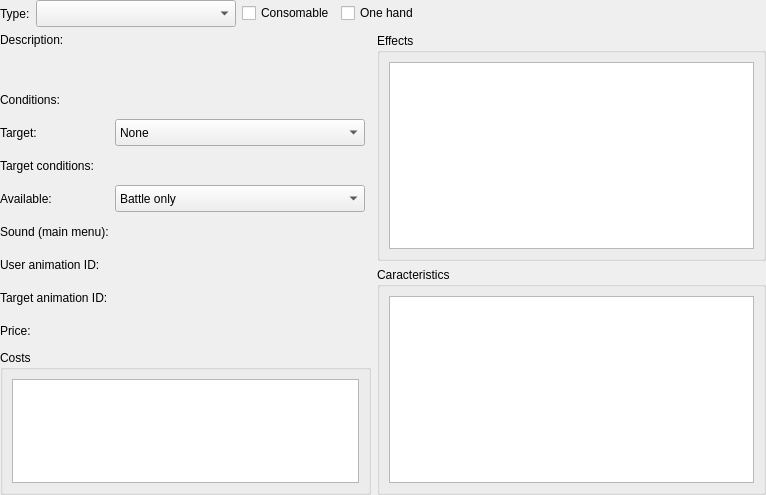
Qt form CustomWidgets/paneldatascommonskillitem.ui (RPG-Paper-Maker/RPG-Paper-Maker) before a commit.
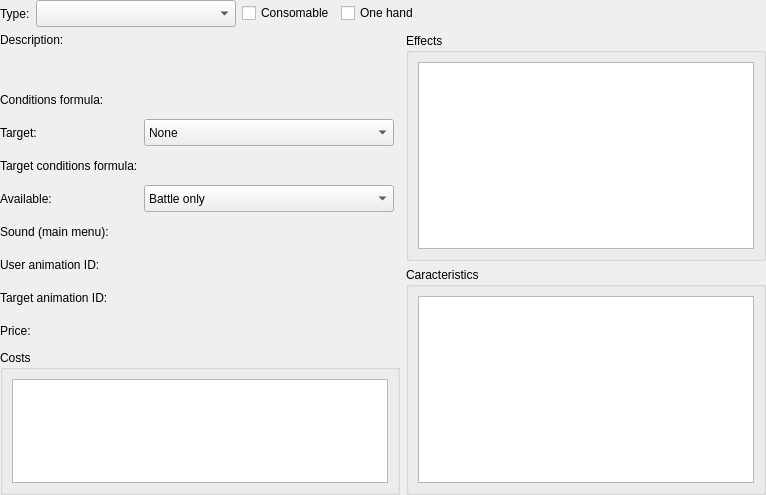
The same form after that commit. Custom widgets are drawn as their Qt base class.

```diff
--- a/CustomWidgets/paneldatascommonskillitem.ui
+++ b/CustomWidgets/paneldatascommonskillitem.ui
@@ -130,7 +130,7 @@
            <item row="3" column="0">
             <widget class="QLabel" name="labelConditions">
              <property name="text">
-              <string>Conditions:</string>
+              <string>Conditions formula:</string>
              </property>
             </widget>
            </item>
@@ -190,7 +190,7 @@
            <item row="5" column="0">
             <widget class="QLabel" name="labelTargetConditions">
              <property name="text">
-              <string>Target conditions:</string>
+              <string>Target conditions formula:</string>
              </property>
             </widget>
            </item>
```
